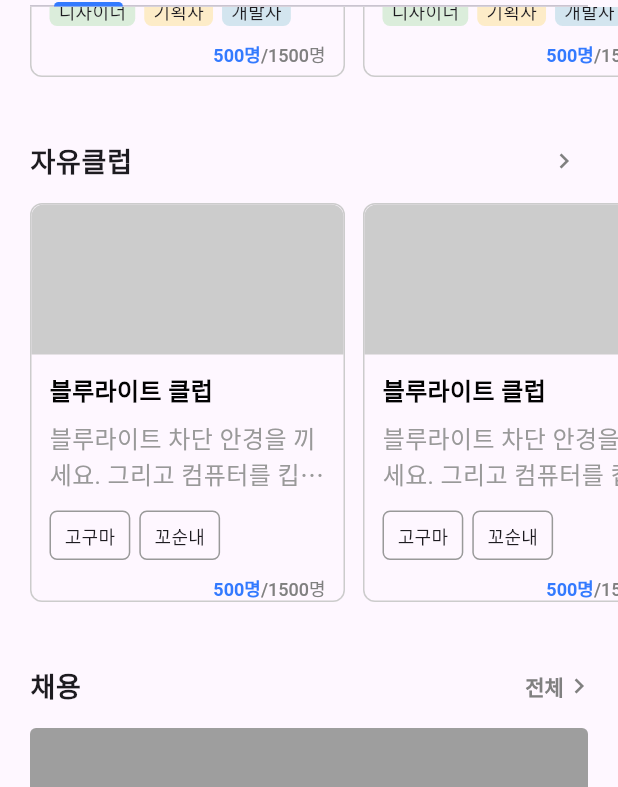
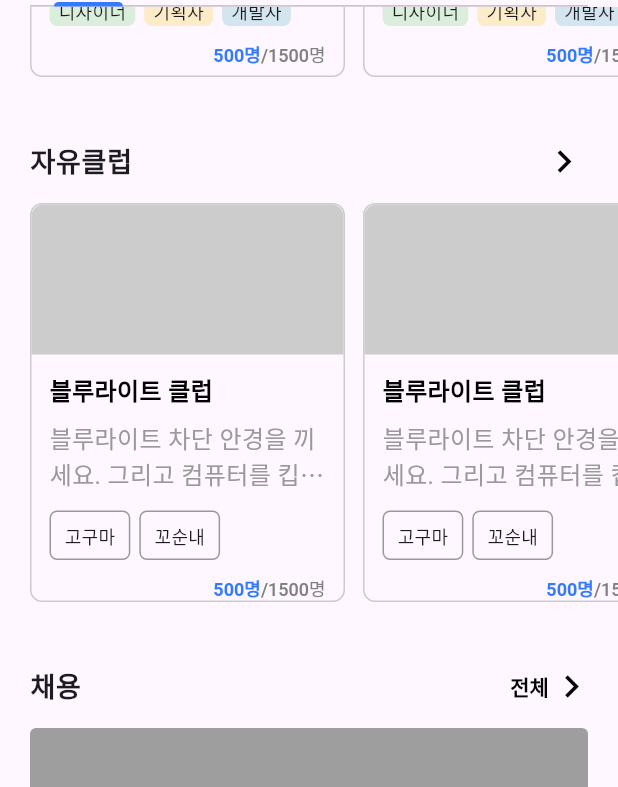
Before and after one commit to 9weeks-app-web/Team-6, a Flutter app: the CommunityPage screen opened by its route, scrolled down 269 dp, after a tap on the "chevron right" icon, on a phone screen of 412 x 824 dp. Shown: the part 316-1103 px from the top of the screen. Run offline on Flutter 3.47's test engine with Material 3 defaults, Android fonts, the phone set to English and light mode, and no system bars; our stand-ins replace dotted_border, equatable, file_picker, flutter_riverpod, flutter_svg, fluttertoast and 2 more; accounts and stored records are empty; Roboto replaces fonts that are missing (Pretendard, Pretendard Variable).

Commit message:
Fix: 버튼 컬러 수정, 아이콘 크기 조정 및 func 연결 #49

```diff
--- a/lib/view/widgets/recruit_page_widgets/more_button_widget.dart
+++ b/lib/view/widgets/recruit_page_widgets/more_button_widget.dart
@@ -13,7 +13,7 @@ class MoreButtonWidget extends StatelessWidget {
   @override
   Widget build(BuildContext context) {
     return TextButton(
-      onPressed: () {},
+      onPressed: onPressed,
       child: Row(
         mainAxisSize: MainAxisSize.min,
         children: [
@@ -22,13 +22,13 @@ class MoreButtonWidget extends StatelessWidget {
               label!,
               style: DesignTextStyle(
                 style: DesignStyle.Label_2_SemiBold,
-                color: DesignColor.Neutral.shade60,
+                color: DesignColor.Neutral,
               ).textStyle,
             ),
-          Icon(
+          const Icon(
             Icons.chevron_right,
-            size: 20,
-            color: DesignColor.Neutral.shade60,
+            size: 30,
+            color: DesignColor.Neutral,
           ),
         ],
       ),
```
